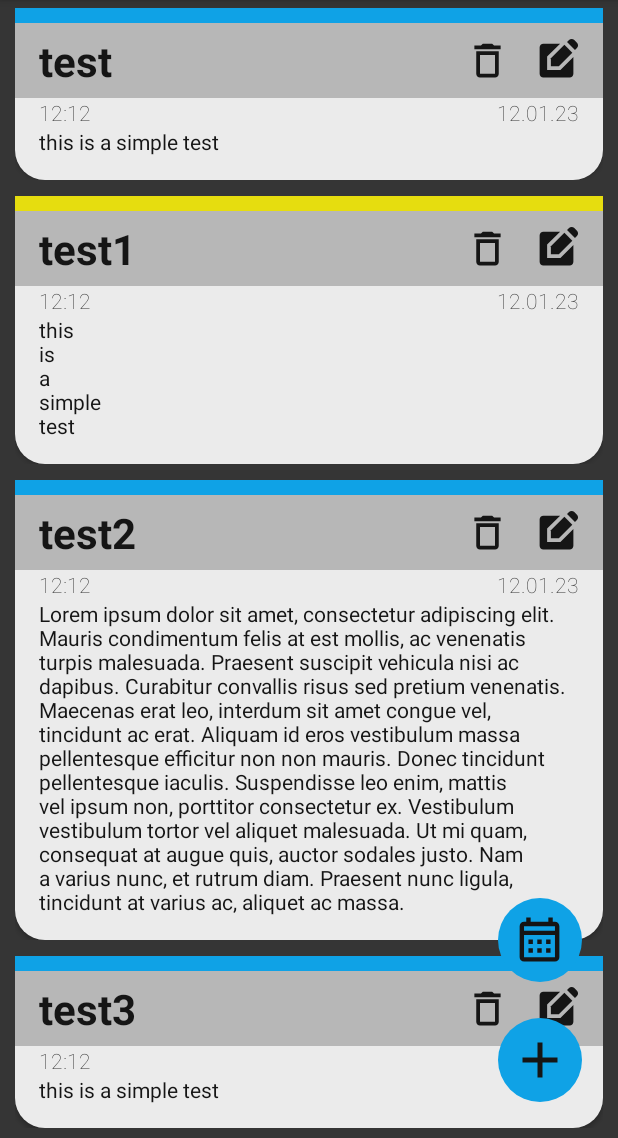
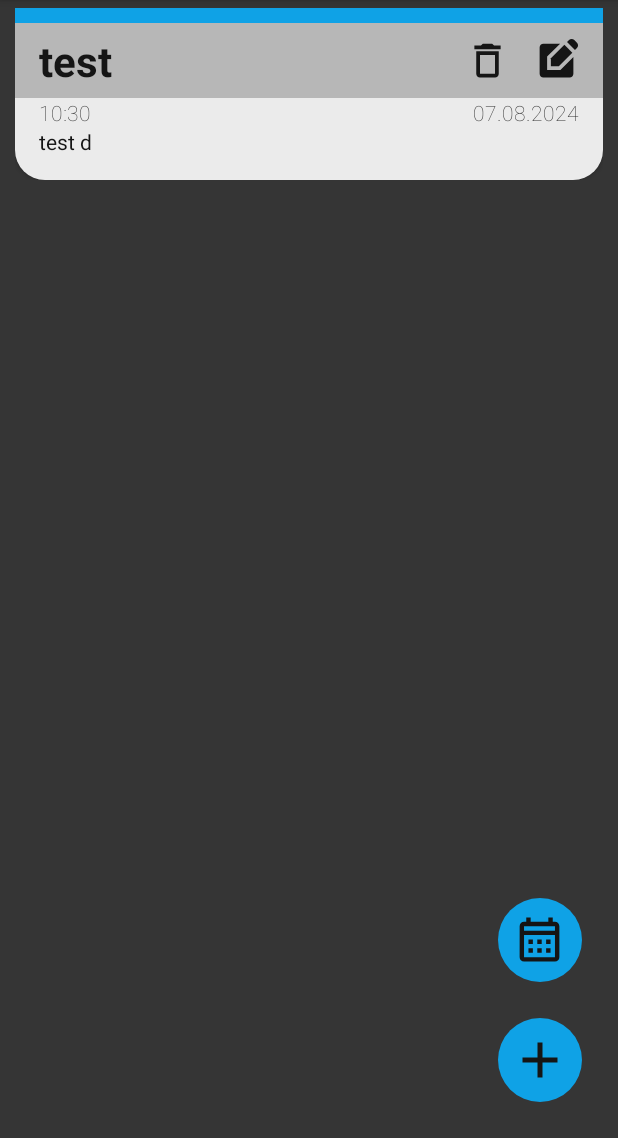
Before and after one commit to zigakk03/TimeKeeper, an Android app: the NewNotificationFragment screen opened through its navigation route, after a tap on "Save", on a phone screen of 412 x 824 dp, the part 98-1236 px from its top. Run offline under Robolectric (Android 15) with nearby library versions, the phone set to English and light mode, and no system bars; our stand-ins replace Room's generated code; libraries missing offline, so code that uses them is left out: com.flask.colorpicker.

Commit message:
Refactor Database, Add Basic Insert/Delete Functions

```diff
--- /dev/null
+++ b/app/src/main/java/com/example/timekeeper/DateTimeConverters.kt
@@ -0,0 +1,17 @@
+package com.example.timekeeper
+
+import androidx.room.TypeConverter
+import java.sql.Timestamp
+import java.time.LocalDateTime
+
+class DateTimeConverters {
+    @TypeConverter
+    fun fromDateTime(value: String?): LocalDateTime? {
+        return value?.let { LocalDateTime.parse(value) }
+    }
+
+    @TypeConverter
+    fun dateTimeToString(dateTime: LocalDateTime?): String? {
+        return dateTime?.toString()
+    }
+}
--- a/app/src/main/java/com/example/timekeeper/HomeFragment.kt
+++ b/app/src/main/java/com/example/timekeeper/HomeFragment.kt
@@ -5,10 +5,12 @@ import androidx.fragment.app.Fragment
 import android.view.LayoutInflater
 import android.view.View
 import android.view.ViewGroup
+import androidx.lifecycle.lifecycleScope
 import androidx.navigation.Navigation
 import androidx.recyclerview.widget.LinearLayoutManager
 import androidx.recyclerview.widget.RecyclerView
 import com.google.android.material.floatingactionbutton.FloatingActionButton
+import kotlinx.coroutines.launch
 
 class HomeFragment : Fragment() {
 
@@ -21,11 +23,20 @@ class HomeFragment : Fragment() {
         // Inflate the layout for this fragment
         val view = inflater.inflate(R.layout.fragment_home, container, false)
 
-        // Notification RecyclerView setup
-        val notificationRecyclerView: RecyclerView = view.findViewById(R.id.rvNotifications)
-        notificationRecyclerView.layoutManager = LinearLayoutManager(context)
-        val customNotificationAdapter = NotificationAdapter()
-        notificationRecyclerView.adapter = customNotificationAdapter
+        lifecycleScope.launch {
+            //database setup
+            val db = NotificationDatabase.getDatabase(requireContext())
+            val notifDao = db.notificationDao()
+            val relevantNotifications = notifDao.getRelevantNotifications()
+
+            // Notification RecyclerView setup
+            val notificationRecyclerView: RecyclerView = view.findViewById(R.id.rvNotifications)
+            notificationRecyclerView.layoutManager = LinearLayoutManager(context)
+            val customNotificationAdapter = NotificationAdapter(relevantNotifications, requireContext(), lifecycleScope)
+            notificationRecyclerView.adapter = customNotificationAdapter
+        }
+
+
 
         view.findViewById<FloatingActionButton>(R.id.fBtnAddNotification).setOnClickListener { Navigation.findNavController(view).navigate(R.id.navigate_to_add_notification) }
 
--- a/app/src/main/java/com/example/timekeeper/NewNotificationFragment.kt
+++ b/app/src/main/java/com/example/timekeeper/NewNotificationFragment.kt
@@ -9,9 +9,13 @@ import android.view.ViewGroup
 import android.widget.ImageButton
 import androidx.annotation.RequiresApi
 import androidx.fragment.app.Fragment
+import androidx.lifecycle.lifecycleScope
 import androidx.navigation.Navigation
+import androidx.room.Room
 import com.flask.colorpicker.ColorPickerView
 import com.flask.colorpicker.builder.ColorPickerDialogBuilder
+import kotlinx.coroutines.launch
+import java.time.LocalDateTime
 
 
 class NewNotificationFragment : Fragment() {
@@ -27,9 +31,6 @@ class NewNotificationFragment : Fragment() {
     ): View? {
         // Inflate the layout for this fragment
         val view = inflater.inflate(R.layout.fragment_new_notification, container, false)
-
-        view.findViewById<ImageButton>(R.id.btnSave).setOnClickListener { Navigation.findNavController(view).navigate(R.id.navigate_newNotification_to_home) }
-
 
         var colorButton = Color.parseColor("#FF0FA2E6")
         view.findViewById<ImageButton>(R.id.btnColorPicker).setOnClickListener {
@@ -53,6 +54,21 @@ class NewNotificationFragment : Fragment() {
                 .show()
         }
 
+        view.findViewById<ImageButton>(R.id.btnSave).setOnClickListener {
+            val appContext = requireContext().applicationContext
+            val db = Room.databaseBuilder(
+                appContext,
+                NotificationDatabase::class.java, "notifications"
+            ).build()
+            val notifDao = db.notificationDao()
+            lifecycleScope.launch {
+                // TODO: Saving custom notification
+                notifDao.upsertNotification(Notification(0, "#FF0FA2E6", "test", "test d", LocalDateTime.now() ))
+            }
+
+            Navigation.findNavController(view).navigate(R.id.navigate_newNotification_to_home)
+        }
+
         return view
     }
 }
--- a/app/src/main/java/com/example/timekeeper/Notification.kt
+++ b/app/src/main/java/com/example/timekeeper/Notification.kt
@@ -2,7 +2,7 @@ package com.example.timekeeper
 
 import androidx.room.Entity
 import androidx.room.PrimaryKey
-import java.sql.Timestamp
+import java.time.LocalDateTime
 
 @Entity
 data class Notification(
@@ -11,5 +11,5 @@ data class Notification(
     val colour: String?,
     val title: String,
     val description: String,
-    val dateTime: Timestamp
+    val dateTime: LocalDateTime
 )
--- a/app/src/main/java/com/example/timekeeper/NotificationAdapter.kt
+++ b/app/src/main/java/com/example/timekeeper/NotificationAdapter.kt
@@ -1,32 +1,21 @@
 package com.example.timekeeper
 
+import android.content.Context
 import android.graphics.Color
 import android.view.LayoutInflater
 import android.view.View
 import android.view.ViewGroup
+import android.widget.ImageButton
 import android.widget.TextView
+import androidx.lifecycle.LifecycleCoroutineScope
 import androidx.recyclerview.widget.RecyclerView
+import kotlinx.coroutines.launch
+import java.time.format.DateTimeFormatter
 
 class NotificationAdapter(
-    private val notificationDataTempLists: MutableList<NotificationDataTemp> = mutableListOf(
-        NotificationDataTemp(null,"test", "this is a simple test", "12:12", "12.01.23"),
-        NotificationDataTemp("#E6DD0F","test1", "this\nis\na\nsimple\ntest", "12:12", "12.01.23"),
-        NotificationDataTemp(null,"test2", "Lorem ipsum dolor sit amet, consectetur adipiscing elit. Mauris condimentum felis at est mollis, ac venenatis turpis malesuada. Praesent suscipit vehicula nisi ac dapibus. Curabitur convallis risus sed pretium venenatis. Maecenas erat leo, interdum sit amet congue vel, tincidunt ac erat. Aliquam id eros vestibulum massa pellentesque efficitur non non mauris. Donec tincidunt pellentesque iaculis. Suspendisse leo enim, mattis vel ipsum non, porttitor consectetur ex. Vestibulum vestibulum tortor vel aliquet malesuada. Ut mi quam, consequat at augue quis, auctor sodales justo. Nam a varius nunc, et rutrum diam. Praesent nunc ligula, tincidunt at varius ac, aliquet ac massa.", "12:12", "12.01.23"),
-        NotificationDataTemp("","test3", "this is a simple test", "12:12", "12.01.23"),
-        NotificationDataTemp("","test3", "this is a simple test", "12:12", "12.01.23"),
-        NotificationDataTemp("#E6DD0F","test3", "this is a colour test", "12:12", "12.01.23"),
-        NotificationDataTemp("","test3", "this is a simple test", "12:12", "12.01.23"),
-        NotificationDataTemp("","test3", "this is a simple test", "12:12", "12.01.23"),
-        NotificationDataTemp(null,"test3", "this is a simple test", "12:12", "12.01.23"),
-        NotificationDataTemp("","test3", "this is a simple test", "12:12", "12.01.23"),
-        NotificationDataTemp("","test3", "this is a simple test", "12:12", "12.01.23"),
-        NotificationDataTemp("#E6DD0F","test3", "this is a simple test", "12:12", "12.01.23"),
-        NotificationDataTemp("#2DE60F","test3 tetetzetetezteeghfhffghfhfnklmlkkcsz hfjk hfhjd zfuthig gfbkn hgjk gkjbkg hkhg", "this is a simple test", "12:12", "12.01.23"),
-        NotificationDataTemp("#2DE60F","test3 jsalkdjaj\nisajdsa\njane", "this is a simple test", "12:12", "12.01.23"),
-        NotificationDataTemp("#2DE60F","test3", "this is a simple test", "12:12", "12.01.23"),
-        NotificationDataTemp(null,"test3", "this is a simple test", "12:12", "12.01.23"),
-        NotificationDataTemp("","test3", "this is a simple test", "12:12", "12.01.23"),
-        )
+    private val notificationDataLists: MutableList<Notification>,
+    private val appContext: Context,
+    private val lifecycleScope: LifecycleCoroutineScope
 ): RecyclerView.Adapter<NotificationAdapter.NotificationViewHolder>() {
 
     class NotificationViewHolder(itemView: View): RecyclerView.ViewHolder(itemView)
@@ -39,17 +28,31 @@ class NotificationAdapter(
     }
 
     override fun onBindViewHolder(holder: NotificationViewHolder, position: Int) {
-        val curNotification = notificationDataTempLists[position]
+        val curNotification = notificationDataLists[position]
         if (!curNotification.colour.isNullOrEmpty()){
             holder.itemView.findViewById<View>(R.id.vColorStrip).setBackgroundColor(Color.parseColor(curNotification.colour))
         }
         holder.itemView.findViewById<TextView>(R.id.tvTitle).text = curNotification.title
         holder.itemView.findViewById<TextView>(R.id.tvDescription).text = curNotification.description
-        holder.itemView.findViewById<TextView>(R.id.tvDate).text = curNotification.date
-        holder.itemView.findViewById<TextView>(R.id.tvTime).text = curNotification.time
+        holder.itemView.findViewById<TextView>(R.id.tvDate).text = curNotification.dateTime.format(DateTimeFormatter.ofPattern("dd.MM.yyyy"))
+        holder.itemView.findViewById<TextView>(R.id.tvTime).text = curNotification.dateTime.format(DateTimeFormatter.ofPattern("HH:mm"))
+
+        holder.itemView.findViewById<ImageButton>(R.id.btnDelete).setOnClickListener {
+            lifecycleScope.launch {
+                //database setup
+                val db = NotificationDatabase.getDatabase(appContext)
+                val notifDao = db.notificationDao()
+                notifDao.deleteNotification(curNotification)
+
+                notificationDataLists.removeAt(position)
+                notifyItemRemoved(position)
+                notifyItemRangeChanged(position, itemCount)
+
+            }
+        }
     }
 
     override fun getItemCount(): Int {
-        return notificationDataTempLists.size
+        return notificationDataLists.size
     }
 }
--- a/app/src/main/java/com/example/timekeeper/NotificationDao.kt
+++ b/app/src/main/java/com/example/timekeeper/NotificationDao.kt
@@ -16,6 +16,11 @@ interface NotificationDao {
     @Delete
     suspend fun deleteNotification(notification: Notification)
 
-    @Query("SELECT * FROM notification WHERE dateTime <= :currentTime ORDER BY dateTime ASC")
-    fun getRelevantNotifications(currentTime: Timestamp? = Timestamp(System.currentTimeMillis())): Flow<List<Notification>>
+    // TODO: Implement the correct query
+    /*@Query("SELECT * FROM notification WHERE dateTime <= :currentTime ORDER BY dateTime ASC")
+    fun getRelevantNotifications(currentTime: Timestamp? = Timestamp(System.currentTimeMillis())): List<Notification>
+    */
+
+    @Query("SELECT * FROM notification")
+    suspend fun getRelevantNotifications(): MutableList<Notification>
 }
--- a/app/src/main/java/com/example/timekeeper/NotificationDataTemp.kt
+++ /dev/null
@@ -1,9 +0,0 @@
-package com.example.timekeeper
-
-data class NotificationDataTemp(
-    val colour: String?,
-    val title: String,
-    val description: String,
-    val time: String,
-    val date: String
-)
--- a/gradle/libs.versions.toml
+++ b/gradle/libs.versions.toml
@@ -1,6 +1,7 @@
 [versions]
 agp = "8.5.1"
 colorpicker = "0.0.15"
+desugar_jdk_libs = "2.0.4"
 kotlin = "1.9.0"
 coreKtx = "1.13.1"
 junit = "4.13.2"
@@ -20,6 +21,7 @@ androidx-room-compiler = { module = "androidx.room:room-compiler", version.ref =
 androidx-room-ktx = { module = "androidx.room:room-ktx", version.ref = "roomRuntime" }
 androidx-room-runtime = { module = "androidx.room:room-runtime", version.ref = "roomRuntime" }
 colorpicker = { module = "com.github.QuadFlask:colorpicker", version.ref = "colorpicker" }
+desugar_jdk_libs = { module = "com.android.tools:desugar_jdk_libs", version.ref = "desugar_jdk_libs" }
 junit = { group = "junit", name = "junit", version.ref = "junit" }
 androidx-junit = { group = "androidx.test.ext", name = "junit", version.ref = "junitVersion" }
 androidx-espresso-core = { group = "androidx.test.espresso", name = "espresso-core", version.ref = "espressoCore" }
```
Also changed, not shown: app/build.gradle.kts (+10 -0 lines), app/src/main/java/com/example/timekeeper/NotificationDatabase.kt (+21 -2 lines), app/src/main/java/com/example/timekeeper/TimestampConverters.kt (deleted, +0 -16 lines).
